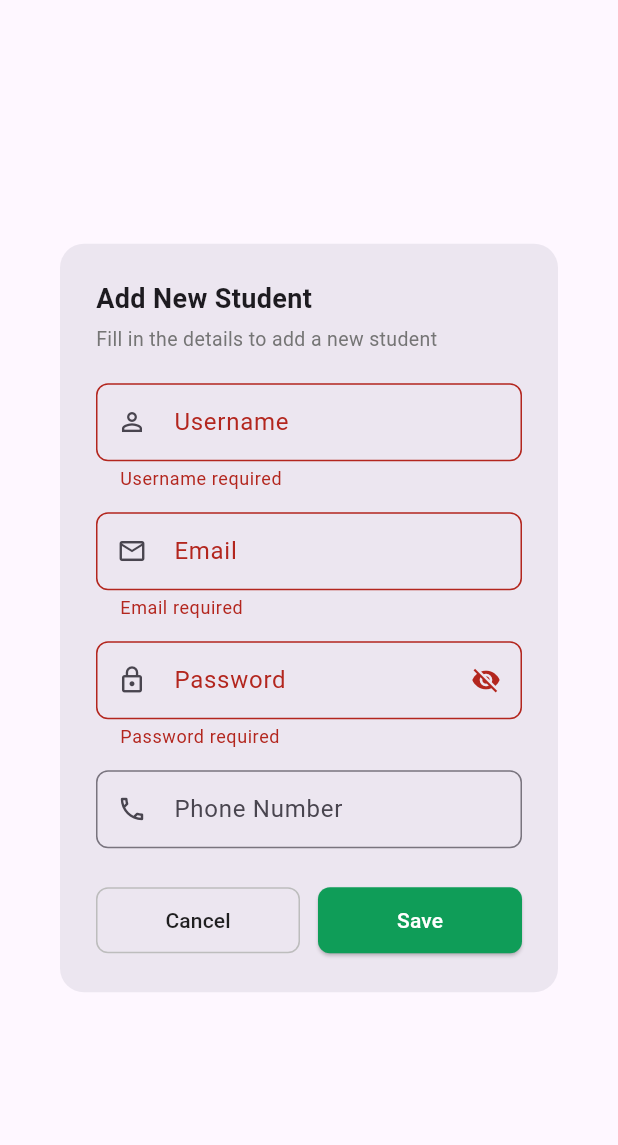
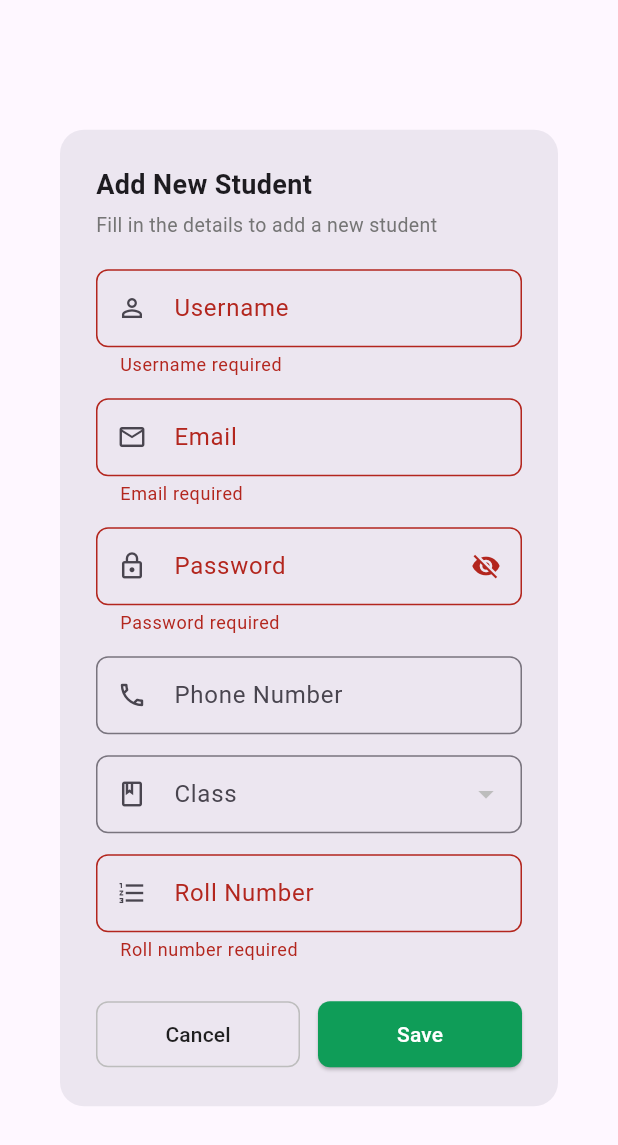
Before and after one commit to Minahilgul/minahilfrontendattendance, a Flutter app: the AddStudentDialog widget shown alone on an empty page, opened directly, after a tap on "Save", on a phone screen of 412 x 824 dp. Shown: the top 1145 px of the screen. Run offline on Flutter 3.47's test engine with Material 3 defaults, Android fonts, the phone set to English and light mode, and no system bars; our stand-ins replace fl_chart, flutter_secure_storage, geolocator, get, get_storage, go_router; accounts and stored records are empty; network calls fail.

Commit message:
fix the code

```diff
--- a/lib/core/services/auth_service.dart
+++ b/lib/core/services/auth_service.dart
@@ -4,7 +4,8 @@ import 'package:flutter_secure_storage/flutter_secure_storage.dart';
 
 class AuthService {
   // 🔥 BASE URL - Web ke liye localhost nahi, 127.0.0.1 rakho
-  static const String baseUrl = 'http://localhost:8000/api';
+  // static const String baseUrl = 'http://localhost:8000/api';
+  static const String baseUrl = 'http://attia.ddev.site/api';
 
   // ✅ Static variables add kiye
   static Map<String, dynamic>? currentUser;
--- a/lib/screens/student_directory_screen.dart
+++ b/lib/screens/student_directory_screen.dart
@@ -1,4 +1,5 @@
 import 'package:flutter/material.dart';
+import 'package:flutter_secure_storage/flutter_secure_storage.dart';
 import '../core/services/student_service.dart';
 import '../widgets/base_scaffold.dart';
 
@@ -15,6 +16,8 @@ class StudentModel {
   final String? email;
   final String? phone;
   final String? createdInfo;
+  final String? className;
+  final String? rollNo;
 
   const StudentModel({
     required this.id,
@@ -25,6 +28,8 @@ class StudentModel {
     this.email,
     this.phone,
     this.createdInfo,
+    this.className,
+    this.rollNo,
   });
 
   factory StudentModel.fromJson(Map<String, dynamic> json) {
@@ -41,21 +46,10 @@ class StudentModel {
       email: json['email'],
       phone: json['phone'],
       createdInfo: json['created_at'],
+      className: json['class'],
+      rollNo: json['roll_no'],
     );
   }
-}
-
-// ─────────────────────────────────────────────
-// API SERVICE
-// ─────────────────────────────────────────────
-
-Future<bool> addStudent(String username, String email, String password, String phone) async {
-  return await StudentService.createStudent(
-    username: username,
-    email: email,
-    password: password,
-    phone: phone,
-  );
 }
 
 Future<bool> updateStudent(int id, String username, String email, String phone) async {
@@ -87,8 +81,32 @@ class _AddStudentDialogState extends State<AddStudentDialog> {
   final _emailCtrl = TextEditingController();
   final _passwordCtrl = TextEditingController();
   final _phoneCtrl = TextEditingController();
+  final _rollNoCtrl = TextEditingController();
   bool _obscurePassword = true;
   bool _isLoading = false;
+
+  List<Map<String, dynamic>> _classes = [];
+  bool _loadingClasses = true;
+  String _selectedClass = '';
+
+  @override
+  void initState() {
+    super.initState();
+    _loadClasses();
+  }
+
+  Future<void> _loadClasses() async {
+    final list = await StudentService.fetchClasses();
+    if (mounted) {
+      setState(() {
+        _classes = list;
+        if (list.isNotEmpty) {
+          _selectedClass = list[0]['name']?.toString() ?? '';
+        }
+        _loadingClasses = false;
+      });
+    }
+  }
 
   @override
   void dispose() {
@@ -96,20 +114,38 @@ class _AddStudentDialogState extends State<AddStudentDialog> {
     _emailCtrl.dispose();
     _passwordCtrl.dispose();
     _phoneCtrl.dispose();
+    _rollNoCtrl.dispose();
     super.dispose();
   }
 
   Future<void> _onSave() async {
     if (!_formKey.currentState!.validate()) return;
+    if (_selectedClass.isEmpty) {
+      ScaffoldMessenger.of(context).showSnackBar(
+        const SnackBar(content: Text('Please select a class'), backgroundColor: Color(0xFFC62828))
+      );
+      return;
+    }
     setState(() => _isLoading = true);
-    final success = await addStudent(_usernameCtrl.text.trim(), _emailCtrl.text.trim(), _passwordCtrl.text.trim(), _phoneCtrl.text.trim());
+    final result = await StudentService.createStudent(
+      username: _usernameCtrl.text.trim(),
+      email: _emailCtrl.text.trim(),
+      password: _passwordCtrl.text.trim(),
+      phone: _phoneCtrl.text.trim(),
+      cls: _selectedClass,
+      rollNo: _rollNoCtrl.text.trim(),
+    );
     if (!mounted) return;
     setState(() => _isLoading = false);
-    if (success) {
+    if (result['success'] == true) {
       Navigator.of(context).pop(true);
-      ScaffoldMessenger.of(context).showSnackBar(const SnackBar(content: Text('Student added successfully!'), backgroundColor: Color(0xFF2E7D32)));
+      ScaffoldMessenger.of(context).showSnackBar(
+        SnackBar(content: Text(result['message'] ?? 'Student added successfully!'), backgroundColor: const Color(0xFF2E7D32))
+      );
     } else {
-      ScaffoldMessenger.of(context).showSnackBar(const SnackBar(content: Text('Failed to add student. Please try again.'), backgroundColor: Color(0xFFC62828)));
+      ScaffoldMessenger.of(context).showSnackBar(
+        SnackBar(content: Text(result['message'] ?? 'Failed to add student. Please try again.'), backgroundColor: const Color(0xFFC62828))
+      );
     }
   }
 
@@ -137,6 +173,32 @@ class _AddStudentDialogState extends State<AddStudentDialog> {
                 _buildPasswordField(),
                 const SizedBox(height: 14),
                 _buildField('Phone Number', _phoneCtrl, Icons.phone_outlined, keyboardType: TextInputType.phone),
+                const SizedBox(height: 14),
+                _loadingClasses
+                    ? const Center(child: CircularProgressIndicator())
+                    : DropdownButtonFormField<String>(
+                        value: _selectedClass.isEmpty ? null : _selectedClass,
+                        items: _classes.map((c) {
+                          return DropdownMenuItem<String>(
+                            value: c['name']?.toString() ?? '',
+                            child: Text(c['name']?.toString() ?? ''),
+                          );
+                        }).toList(),
+                        onChanged: (val) {
+                          setState(() {
+                            _selectedClass = val ?? '';
+                          });
+                        },
+                        decoration: InputDecoration(
+                          labelText: 'Class',
+                          prefixIcon: const Icon(Icons.class_outlined, size: 20),
+                          border: OutlineInputBorder(borderRadius: BorderRadius.circular(8)),
+                          contentPadding: const EdgeInsets.symmetric(horizontal: 12, vertical: 14),
+                          isDense: true,
+                        ),
+                      ),
+                const SizedBox(height: 14),
+                _buildField('Roll Number', _rollNoCtrl, Icons.format_list_numbered, validator: (v) => v!.isEmpty ? 'Roll number required' : null),
                 const SizedBox(height: 24),
                 Row(
                   children: [
@@ -341,6 +403,7 @@ class StudentCard extends StatelessWidget {
                   const SizedBox(height: 2),
                   if (student.email != null) Text(student.email!, style: TextStyle(fontSize: 12, color: Colors.grey[600])),
                   if (student.phone != null && student.phone!.isNotEmpty) Text('Phone: ${student.phone}', style: TextStyle(fontSize: 12, color: Colors.grey[600])),
+                  if (student.className != null || student.rollNo != null) Text('Class: ${student.className ?? 'N/A'} | Roll No: ${student.rollNo ?? 'N/A'}', style: TextStyle(fontSize: 12, color: Colors.grey[600])),
                   const SizedBox(height: 4),
                   Text('Role: ${student.role}', style: const TextStyle(fontSize: 11, fontWeight: FontWeight.bold, color: Color(0xFF0F9D58))),
                 ],
@@ -381,11 +444,23 @@ class _StudentDirectoryScreenState extends State<StudentDirectoryScreen> {
   String _searchQuery = '';
   List<StudentModel> _allStudents = [];
   bool _isLoading = true;
+  String _currentRole = 'teacher';
 
   @override
   void initState() {
     super.initState();
+    _loadUserRole();
     _fetchStudents();
+  }
+
+  Future<void> _loadUserRole() async {
+    const storage = FlutterSecureStorage();
+    final role = await storage.read(key: 'role');
+    if (role != null && mounted) {
+      setState(() {
+        _currentRole = role;
+      });
+    }
   }
 
   @override
@@ -456,7 +531,7 @@ class _StudentDirectoryScreenState extends State<StudentDirectoryScreen> {
   Widget build(BuildContext context) {
     return BaseScaffold(
       title: 'Student Directory',
-      role: 'teacher',
+      role: _currentRole,
       actions: [
         Container(
           margin: const EdgeInsets.only(right: 16),
```
Also changed, not shown: lib/core/services/student_service.dart (+16 -8 lines), lib/widgets/base_scaffold.dart (+6 -2 lines).
